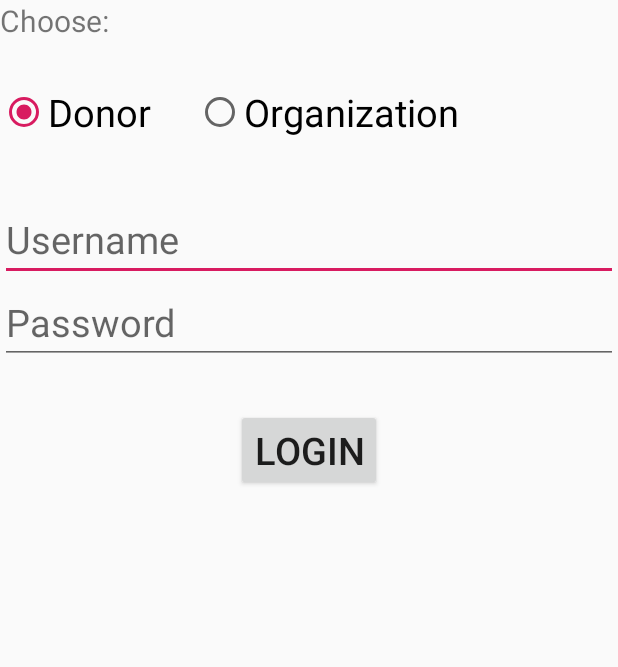
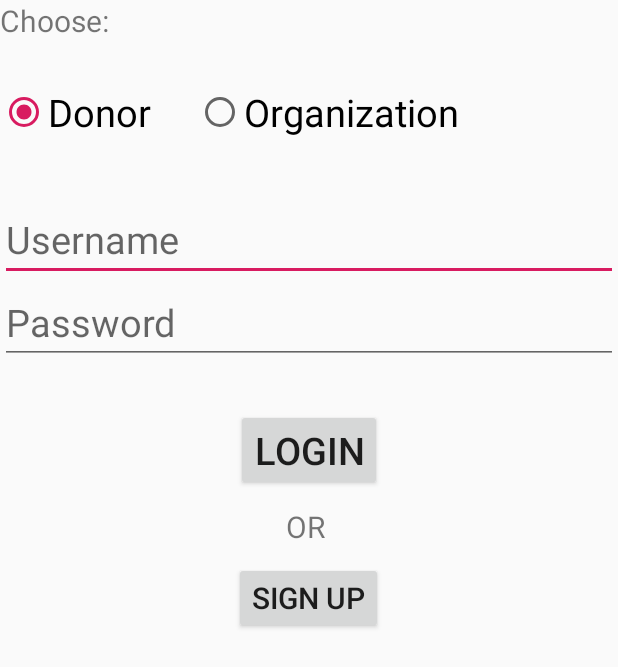
Before and after one commit to Clarekpd/GiveBack4.0, an Android app: the screen it shows after launch (MainActivity), on a phone screen of 412 x 824 dp. Shown: the top 667 px of the screen. Run offline under Robolectric (Android 15) with nearby library versions, the phone set to English and light mode, and no system bars.

Commit message:
Sign up button

```diff
--- a/app/src/main/res/layout/login_activity.xml
+++ b/app/src/main/res/layout/login_activity.xml
@@ -79,6 +79,28 @@
             android:textSize="25dp"
             android:text="Login" />
 
+        <TextView
+            android:id="@+id/or"
+            android:layout_width="wrap_content"
+            android:layout_height="wrap_content"
+            android:layout_marginTop="10dp"
+            android:layout_below="@id/login_authentication"
+            android:gravity="center_horizontal"
+            android:layout_centerHorizontal="true"
+            android:text="OR "
+            android:textSize="20dp" />
+
+        <Button
+            android:id="@+id/signup"
+            android:layout_width="wrap_content"
+            android:layout_height="wrap_content"
+            android:layout_below="@id/or"
+            android:layout_centerHorizontal="true"
+            android:layout_marginTop="10dp"
+            android:gravity="center_horizontal"
+            android:textSize="20dp"
+            android:text="Sign Up" />
+
     </RelativeLayout>
 
 
```
